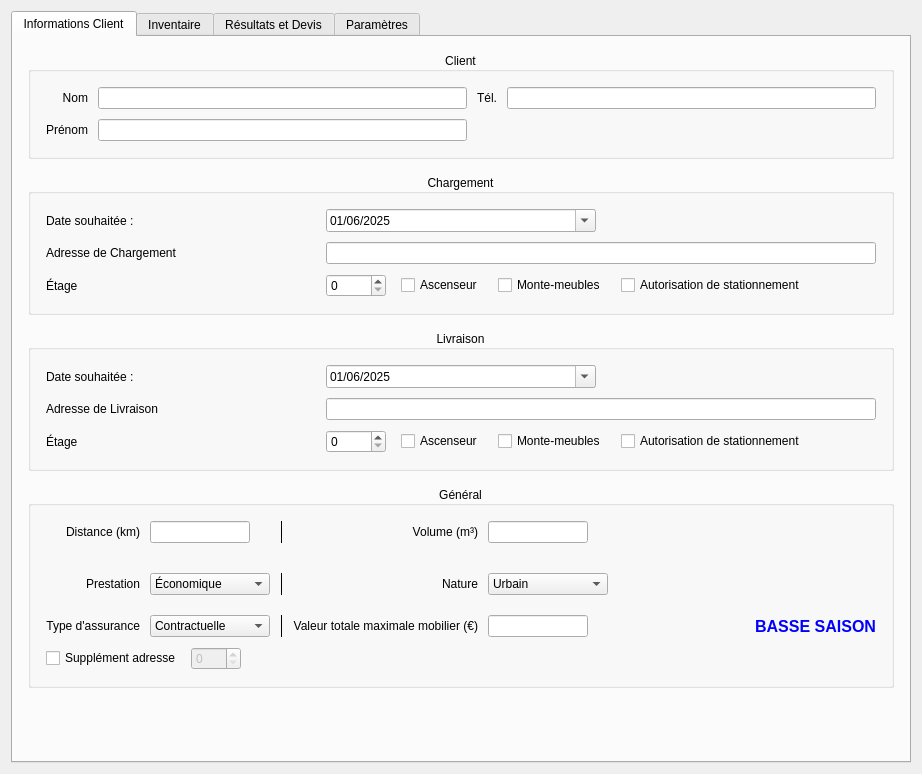
Qt form DevisMaker/src/ui/MainWindow.ui (Andreas-Chatti/DevisMaker) before a commit.
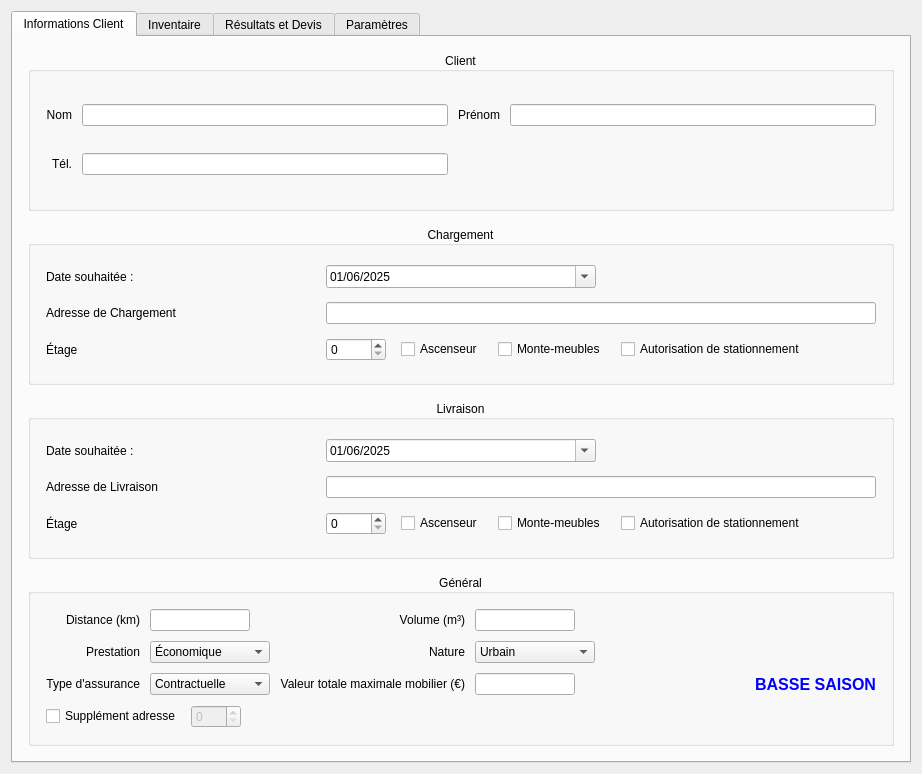
The same form after that commit. The open tabs and pages were chosen to show the change.

Commit message:
Refactor volume calculation and update UI layout
Updated `calculateAverageVolume` to use a constant for the file path in `InventoryAnalyzer.cpp`. Added `REFERENCE_FILE_NAME` constant in `InventoryAnalyzer.h`. Significant restructuring of `MainWindow.ui`, restoring the `MainWindowClass` and modifying various widgets and layouts for improved organization and functionality.

What changed in the file:
```diff
--- a/DevisMaker/src/ui/MainWindow.ui
+++ b/DevisMaker/src/ui/MainWindow.ui
@@ -51,10 +51,8 @@
 							<number>1</number>
 						</property>
 						<property name="currentIndex">
-							<number>0</number>
-						</property>
-
-						<!-- TAB 1: INFORMATIONS CLIENT -->
+       <number>2</number>
+      </property>
 						<widget class="QWidget" name="InformationsClient">
 							<property name="enabled">
 								<bool>true</bool>
@@ -62,8 +60,6 @@
 							<attribute name="title">
 								<string>Informations Client</string>
 							</attribute>
-
-							<!-- Layout principal VBox -->
 							<layout class="QVBoxLayout" name="mainLayout">
 								<property name="spacing">
 									<number>15</number>
@@ -80,8 +76,6 @@
 								<property name="bottomMargin">
 									<number>15</number>
 								</property>
-
-								<!-- GROUPE CLIENT -->
 								<item>
 									<widget class="QGroupBox" name="groupBox_3">
 										<property name="title">
@@ -106,51 +100,47 @@
 											<property name="spacing">
 												<number>10</number>
 											</property>
-
-											<!-- Ligne 1: Nom et Téléphone -->
+           <item row="0" column="1">
+            <widget class="QLineEdit" name="nomLineEdit">
+             <property name="enabled">
+              <bool>true</bool>
+             </property>
+            </widget>
+           </item>
 											<item row="0" column="0">
 												<widget class="QLabel" name="nomLabel">
 													<property name="text">
 														<string>Nom</string>
 													</property>
 													<property name="alignment">
-														<set>Qt::AlignmentFlag::AlignRight|Qt::AlignmentFlag::AlignVCenter</set>
+              <set>Qt::AlignmentFlag::AlignRight|Qt::AlignmentFlag::AlignTrailing|Qt::AlignmentFlag::AlignVCenter</set>
 													</property>
 												</widget>
 											</item>
-											<item row="0" column="1">
-												<widget class="QLineEdit" name="nomLineEdit">
-													<property name="enabled">
-														<bool>true</bool>
-													</property>
-												</widget>
-											</item>
-											<item row="0" column="3">
+           <item row="1" column="0">
 												<widget class="QLabel" name="numTelLabel">
 													<property name="text">
 														<string>Tél.</string>
 													</property>
 													<property name="alignment">
-														<set>Qt::AlignmentFlag::AlignRight|Qt::AlignmentFlag::AlignVCenter</set>
+              <set>Qt::AlignmentFlag::AlignRight|Qt::AlignmentFlag::AlignTrailing|Qt::AlignmentFlag::AlignVCenter</set>
 													</property>
 												</widget>
 											</item>
-											<item row="0" column="4">
+           <item row="1" column="1">
 												<widget class="QLineEdit" name="numTelLineEdit"/>
 											</item>
-
-											<!-- Ligne 2: Prénom -->
-											<item row="1" column="0">
+           <item row="0" column="2">
 												<widget class="QLabel" name="prenomLabel">
 													<property name="text">
 														<string>Prénom</string>
 													</property>
 													<property name="alignment">
-														<set>Qt::AlignmentFlag::AlignRight|Qt::AlignmentFlag::AlignVCenter</set>
+              <set>Qt::AlignmentFlag::AlignRight|Qt::AlignmentFlag::AlignTrailing|Qt::AlignmentFlag::AlignVCenter</set>
 													</property>
 												</widget>
 											</item>
-											<item row="1" column="1">
+           <item row="0" column="3">
 												<widget class="QLineEdit" name="prenomLineEdit">
 													<property name="enabled">
 														<bool>true</bool>
@@ -160,8 +150,6 @@
 										</layout>
 									</widget>
 								</item>
-
-								<!-- GROUPE CHARGEMENT -->
 								<item>
 									<widget class="QGroupBox" name="chargementGroupBox">
 										<property name="font">
@@ -191,8 +179,6 @@
 											<property name="spacing">
 												<number>10</number>
 											</property>
-
-											<!-- Date de chargement -->
 											<item row="0" column="0">
 												<widget class="QLabel" name="departDateLabel">
 													<property name="text">
@@ -204,7 +190,7 @@
 												<widget class="QDateEdit" name="departDateEdit">
 													<property name="dateTime">
 														<datetime>
-															<hour>7</hour>
+               <hour>0</hour>
 															<minute>0</minute>
 															<second>0</second>
 															<year>2025</year>
@@ -215,7 +201,7 @@
 													<property name="maximumDateTime">
 														<datetime>
 															<hour>23</hour>
-															<minute>0</minute>
+               <minute>59</minute>
 															<second>59</second>
 															<year>2030</year>
 															<month>12</month>
@@ -224,7 +210,7 @@
 													</property>
 													<property name="minimumDateTime">
 														<datetime>
-															<hour>16</hour>
+               <hour>0</hour>
 															<minute>0</minute>
 															<second>0</second>
 															<year>2024</year>
@@ -232,16 +218,14 @@
 															<day>31</day>
 														</datetime>
 													</property>
-													<property name="calendarPopup">
-														<bool>true</bool>
-													</property>
 													<property name="displayFormat">
 														<string>dd/MM/yyyy</string>
 													</property>
-												</widget>
-											</item>
-
-											<!-- Adresse de chargement -->
+             <property name="calendarPopup">
+              <bool>true</bool>
+             </property>
+            </widget>
+           </item>
 											<item row="1" column="0">
 												<widget class="QLabel" name="adresseDepartLabel">
 													<property name="text">
@@ -252,8 +236,6 @@
 											<item row="1" column="1" colspan="2">
 												<widget class="QLineEdit" name="adresseDepartLineEdit"/>
 											</item>
-
-											<!-- Étage et options -->
 											<item row="2" column="0">
 												<widget class="QLabel" name="etageDepartLabel">
 													<property name="text">
@@ -268,9 +250,6 @@
 													</property>
 													<item>
 														<widget class="QSpinBox" name="etageDepartSpinBox">
-															<property name="maximum">
-																<number>20</number>
-															</property>
 															<property name="minimumSize">
 																<size>
 																	<width>60</width>
@@ -283,6 +262,9 @@
 																	<height>16777215</height>
 																</size>
 															</property>
+               <property name="maximum">
+                <number>20</number>
+               </property>
 														</widget>
 													</item>
 													<item>
@@ -324,8 +306,6 @@
 										</layout>
 									</widget>
 								</item>
-
-								<!-- GROUPE LIVRAISON -->
 								<item>
 									<widget class="QGroupBox" name="groupBox_2">
 										<property name="title">
@@ -350,8 +330,6 @@
 											<property name="spacing">
 												<number>10</number>
 											</property>
-
-											<!-- Date de livraison -->
 											<item row="0" column="0">
 												<widget class="QLabel" name="livraisonDateLabel">
 													<property name="text">
@@ -363,7 +341,7 @@
 												<widget class="QDateEdit" name="livraisonDateEdit">
 													<property name="dateTime">
 														<datetime>
-															<hour>17</hour>
+               <hour>0</hour>
 															<minute>0</minute>
 															<second>0</second>
 															<year>2025</year>
@@ -373,7 +351,7 @@
 													</property>
 													<property name="maximumDateTime">
 														<datetime>
-															<hour>19</hour>
+               <hour>23</hour>
 															<minute>59</minute>
 															<second>59</second>
 															<year>2030</year>
@@ -383,7 +361,7 @@
 													</property>
 													<property name="minimumDateTime">
 														<datetime>
-															<hour>21</hour>
+               <hour>0</hour>
 															<minute>0</minute>
 															<second>0</second>
 															<year>2024</year>
@@ -391,16 +369,14 @@
 															<day>31</day>
 														</datetime>
 													</property>
-													<property name="calendarPopup">
-														<bool>true</bool>
-													</property>
 													<property name="displayFormat">
 														<string>dd/MM/yyyy</string>
 													</property>
-												</widget>
-											</item>
-
-											<!-- Adresse de livraison -->
+             <property name="calendarPopup">
+              <bool>true</bool>
+             </property>
+            </widget>
+           </item>
 											<item row="1" column="0">
 												<widget class="QLabel" name="adresseLivraisonLabel">
 													<property name="text">
@@ -411,8 +387,6 @@
 											<item row="1" column="1" colspan="2">
 												<widget class="QLineEdit" name="adresseLivraisonLineEdit"/>
 											</item>
-
-											<!-- Étage et options -->
 											<item row="2" column="0">
 												<widget class="QLabel" name="etageLivraisonLabel">
 													<property name="text">
@@ -427,9 +401,6 @@
 													</property>
 													<item>
 														<widget class="QSpinBox" name="etageLivraisonSpinBox">
-															<property name="maximum">
-																<number>20</number>
-															</property>
 															<property name="minimumSize">
 																<size>
 																	<width>60</width>
@@ -442,6 +413,9 @@
 																	<height>16777215</height>
 																</size>
 															</property>
+               <property name="maximum">
+                <number>20</number>
+               </property>
 														</widget>
 													</item>
 													<item>
@@ -483,8 +457,6 @@
 										</layout>
 									</widget>
 								</item>
-
-								<!-- GROUPE GÉNÉRAL -->
 								<item>
 									<widget class="QGroupBox" name="gridGroupBox">
 										<property name="title">
@@ -509,55 +481,138 @@
 											<property name="spacing">
 												<number>10</number>
 											</property>
-
-											<!-- Ligne 1: Distance et Volume -->
-											<item row="0" column="0">
-												<widget class="QLabel" name="distanceLabel">
-													<property name="text">
-														<string>Distance (km)</string>
-													</property>
-													<property name="alignment">
-														<set>Qt::AlignmentFlag::AlignRight|Qt::AlignmentFlag::AlignVCenter</set>
-													</property>
-												</widget>
-											</item>
-											<item row="0" column="1">
-												<widget class="QLineEdit" name="distanceLineEdit">
-													<property name="minimumSize">
-														<size>
-															<width>100</width>
-															<height>0</height>
-														</size>
-													</property>
-													<property name="maximumSize">
-														<size>
-															<width>100</width>
-															<height>16777215</height>
-														</size>
-													</property>
-												</widget>
-											</item>
 											<item row="0" column="2">
-												<widget class="Line" name="line_9">
-													<property name="frameShadow">
-														<enum>QFrame::Shadow::Plain</enum>
-													</property>
-													<property name="orientation">
-														<enum>Qt::Orientation::Vertical</enum>
-													</property>
-												</widget>
-											</item>
-											<item row="0" column="3">
 												<widget class="QLabel" name="volumeLabel">
 													<property name="text">
 														<string>Volume (m³)</string>
 													</property>
 													<property name="alignment">
-														<set>Qt::AlignmentFlag::AlignRight|Qt::AlignmentFlag::AlignVCenter</set>
+              <set>Qt::AlignmentFlag::AlignRight|Qt::AlignmentFlag::AlignTrailing|Qt::AlignmentFlag::AlignVCenter</set>
 													</property>
 												</widget>
 											</item>
-											<item row="0" column="4">
+           <item row="2" column="0">
+            <widget class="QLabel" name="typeAssuranceLabel">
+             <property name="text">
+              <string>Type d'assurance</string>
+             </property>
+             <property name="alignment">
+              <set>Qt::AlignmentFlag::AlignRight|Qt::AlignmentFlag::AlignTrailing|Qt::AlignmentFlag::AlignVCenter</set>
+             </property>
+            </widget>
+           </item>
+           <item row="1" column="1">
+            <widget class="QComboBox" name="prestationComboBox">
+             <property name="minimumSize">
+              <size>
+               <width>120</width>
+               <height>0</height>
+              </size>
+             </property>
+             <property name="maximumSize">
+              <size>
+               <width>120</width>
+               <height>16777215</height>
+              </size>
+             </property>
+             <item>
+              <property name="text">
+               <string>Économique</string>
+              </property>
+             </item>
+             <item>
+              <property name="text">
+               <string>Économique +</string>
+              </property>
+             </item>
+             <item>
+              <property name="text">
+               <string>Standard</string>
+              </property>
+             </item>
+             <item>
+              <property name="text">
+               <string>Luxe</string>
+              </property>
+             </item>
+            </widget>
+           </item>
+           <item row="3" column="0" colspan="6">
+            <layout class="QHBoxLayout" name="horizontalLayout_21">
+             <property name="spacing">
+              <number>10</number>
+             </property>
+             <item>
+              <widget class="QCheckBox" name="suppAdresseCheckBox">
+               <property name="text">
+                <string>Supplément adresse</string>
+               </property>
+              </widget>
+             </item>
+             <item>
+              <widget class="QSpinBox" name="suppAdresseSpinBox">
+               <property name="enabled">
+                <bool>false</bool>
+               </property>
+               <property name="minimumSize">
+                <size>
+                 <width>50</width>
+                 <height>0</height>
+                </size>
+               </property>
+               <property name="maximumSize">
+                <size>
+                 <width>50</width>
+                 <height>16777215</height>
+                </size>
+               </property>
+               <property name="maximum">
+                <number>10</number>
+               </property>
+              </widget>
+             </item>
+             <item>
+              <spacer name="horizontalSpacer_12">
+               <property name="orientation">
+                <enum>Qt::Orientation::Horizontal</enum>
+               </property>
+               <property name="sizeHint" stdset="0">
+                <size>
+                 <width>40</width>
+                 <height>20</height>
+                </size>
+               </property>
+              </spacer>
+             </item>
+            </layout>
+           </item>
+           <item row="2" column="2">
+            <widget class="QLabel" name="valeurAssuranceLabel">
+             <property name="text">
+              <string>Valeur totale maximale mobilier (€)</string>
+             </property>
+             <property name="alignment">
+              <set>Qt::AlignmentFlag::AlignRight|Qt::AlignmentFlag::AlignTrailing|Qt::AlignmentFlag::AlignVCenter</set>
+             </property>
+            </widget>
+           </item>
+           <item row="0" column="1">
+            <widget class="QLineEdit" name="distanceLineEdit">
+             <property name="minimumSize">
+              <size>
+               <width>100</width>
+               <height>0</height>
+              </size>
+             </property>
+             <property name="maximumSize">
+              <size>
+               <width>100</width>
+               <height>16777215</height>
+              </size>
+             </property>
+            </widget>
+           </item>
+           <item row="0" column="3">
 												<widget class="QLineEdit" name="volumelineEdit">
 													<property name="minimumSize">
 														<size>
@@ -573,7 +628,17 @@
 													</property>
 												</widget>
 											</item>
-											<item row="0" column="5" rowspan="3">
+           <item row="0" column="0">
+            <widget class="QLabel" name="distanceLabel">
+             <property name="text">
+              <string>Distance (km)</string>
+             </property>
+             <property name="alignment">
+              <set>Qt::AlignmentFlag::AlignRight|Qt::AlignmentFlag::AlignTrailing|Qt::AlignmentFlag::AlignVCenter</set>
+             </property>
+            </widget>
+           </item>
+           <item row="0" column="4">
 												<spacer name="horizontalSpacer_14">
 													<property name="orientation">
 														<enum>Qt::Orientation::Horizontal</enum>
@@ -586,38 +651,18 @@
 													</property>
 												</spacer>
 											</item>
-
-											<!-- Spacer vertical 1 -->
-											<item row="1" column="0" colspan="6">
-												<spacer name="verticalSpacer_2">
-													<property name="orientation">
-														<enum>Qt::Orientation::Vertical</enum>
-													</property>
-													<property name="sizeType">
-														<enum>QSizePolicy::Policy::Fixed</enum>
-													</property>
-													<property name="sizeHint" stdset="0">
-														<size>
-															<width>20</width>
-															<height>10</height>
-														</size>
-													</property>
-												</spacer>
-											</item>
-
-											<!-- Ligne 2: Prestation et Nature -->
-											<item row="2" column="0">
+           <item row="1" column="0">
 												<widget class="QLabel" name="prestationLabel">
 													<property name="text">
 														<string>Prestation</string>
 													</property>
 													<property name="alignment">
-														<set>Qt::AlignmentFlag::AlignRight|Qt::AlignmentFlag::AlignVCenter</set>
+              <set>Qt::AlignmentFlag::AlignRight|Qt::AlignmentFlag::AlignTrailing|Qt::AlignmentFlag::AlignVCenter</set>
 													</property>
 												</widget>
 											</item>
 											<item row="2" column="1">
-												<widget class="QComboBox" name="prestationComboBox">
+            <widget class="QComboBox" name="typeAssuranceComboBox">
 													<property name="minimumSize">
 														<size>
 															<width>120</width>
@@ -632,66 +677,36 @@
 													</property>
 													<item>
 														<property name="text">
-															<string>Économique</string>
+               <string>Contractuelle</string>
 														</property>
 													</item>
 													<item>
 														<property name="text">
-															<string>Économique +</string>
-														</property>
-													</item>
-													<item>
-														<property name="text">
-															<string>Standard</string>
-														</property>
-													</item>
-													<item>
-														<property name="text">
-															<string>Luxe</string>
-														</property>
-													</item>
-												</widget>
-											</item>
-											<item row="2" column="2">
-												<widget class="Line" name="line">
-													<property name="frameShadow">
-														<enum>QFrame::Shadow::Plain</enum>
-													</property>
-													<property name="orientation">
-														<enum>Qt::Orientation::Vertical</enum>
-													</property>
-												</widget>
-											</item>
-											<item row="2" column="3">
-												<widget class="QLabel" name="natureLabel">
-													<property name="text">
-														<string>Nature</string>
-													</property>
-													<property name="alignment">
-														<set>Qt::AlignmentFlag::AlignRight|Qt::AlignmentFlag::AlignVCenter</set>
-													</property>
-												</widget>
-											</item>
-											<item row="2" column="4">
+               <string>Dommage</string>
+              </property>
+             </item>
+            </widget>
+           </item>
+           <item row="1" column="3">
 												<widget class="QComboBox" name="natureComboBox">
+             <property name="minimumSize">
+              <size>
+               <width>120</width>
+               <height>0</height>
+              </size>
+             </property>
+             <property name="maximumSize">
+              <size>
+               <width>120</width>
+               <height>16777215</height>
+              </size>
+             </property>
 													<property name="editable">
 														<bool>false</bool>
 													</property>
 													<property name="currentIndex">
 														<number>0</number>
 													</property>
-													<property name="minimumSize">
-														<size>
-															<width>120</width>
-															<height>0</height>
-														</size>
-													</property>
-													<property name="maximumSize">
-														<size>
-															<width>120</width>
-															<height>16777215</height>
-														</size>
-													</property>
 													<item>
 														<property name="text">
 															<string>Urbain</string>
@@ -709,99 +724,17 @@
 													</item>
 												</widget>
 											</item>
-
-											<!-- Spacer vertical 2 -->
-											<item row="3" column="0" colspan="6">
-												<spacer name="verticalSpacer_3">
-													<property name="orientation">
-														<enum>Qt::Orientation::Vertical</enum>
-													</property>
-													<property name="sizeType">
-														<enum>QSizePolicy::Policy::Fixed</enum>
-													</property>
-													<property name="sizeHint" stdset="0">
-														<size>
-															<width>20</width>
-															<height>10</height>
-														</size>
-													</property>
-												</spacer>
-											</item>
-
-											<!-- Ligne 3: Type d'assurance et Valeur -->
-											<item row="4" column="0">
-												<widget class="QLabel" name="typeAssuranceLabel">
+           <item row="1" column="2">
+            <widget class="QLabel" name="natureLabel">
 													<property name="text">
-														<string>Type d'assurance</string>
+              <string>Nature</string>
 													</property>
 													<property name="alignment">
-														<set>Qt::AlignmentFlag::AlignRight|Qt::AlignmentFlag::AlignVCenter</set>
+              <set>Qt::AlignmentFlag::AlignRight|Qt::AlignmentFlag::AlignTrailing|Qt::AlignmentFlag::AlignVCenter</set>
 													</property>
 												</widget>
 											</item>
-											<item row="4" column="1">
-												<widget class="QComboBox" name="typeAssuranceComboBox">
-													<property name="minimumSize">
-														<size>
-															<width>120</width>
-															<height>0</height>
-														</size>
-													</property>
-													<property name="maximumSize">
-														<size>
-															<width>120</width>
-															<height>16777215</height>
-														</size>
-													</property>
-													<item>
-														<property name="text">
-															<string>Contractuelle</string>
-														</property>
-													</item>
-													<item>
-														<property name="text">
-															<string>Dommage</string>
-														</property>
-													</item>
-												</widget>
-											</item>
-											<item row="4" column="2">
-												<widget class="Line" name="line_10">
-													<property name="frameShadow">
-														<enum>QFrame::Shadow::Plain</enum>
-													</property>
-													<property name="orientation">
-														<enum>Qt::Orientation::Vertical</enum>
-													</property>
-												</widget>
-											</item>
-											<item row="4" column="3">
-												<widget class="QLabel" name="valeurAssuranceLabel">
-													<property name="text">
-														<string>Valeur totale maximale mobilier (€)</string>
-													</property>
-													<property name="alignment">
-														<set>Qt::AlignmentFlag::AlignRight|Qt::AlignmentFlag::AlignVCenter</set>
-													</property>
-												</widget>
-											</item>
-											<item row="4" column="4">
-												<widget class="QLineEdit" name="valeurAssuranceLineEdit">
-													<property name="minimumSize">
-														<size>
-															<width>100</width>
-															<height>0</height>
-														</size>
-													</property>
-													<property name="maximumSize">
-														<size>
-															<width>100</width>
-															<height>16777215</height>
-														</size>
-													</property>
-												</widget>
-											</item>
-											<item row="4" column="6">
+           <item row="2" column="5">
 												<widget class="QLabel" name="typeSaisonLabel">
 													<property name="font">
 														<font>
@@ -816,83 +749,31 @@
 														<string>BASSE SAISON</string>
 													</property>
 													<property name="alignment">
-														<set>Qt::AlignmentFlag::AlignRight|Qt::AlignmentFlag::AlignVCenter</set>
+              <set>Qt::AlignmentFlag::AlignRight|Qt::AlignmentFlag::AlignTrailing|Qt::AlignmentFlag::AlignVCenter</set>
 													</property>
 												</widget>
 											</item>
-
-											<!-- Ligne 4: Supplément adresse -->
-											<item row="5" column="0" colspan="7">
-												<layout class="QHBoxLayout" name="horizontalLayout_21">
-													<property name="spacing">
-														<number>10</number>
-													</property>
-													<item>
-														<widget class="QCheckBox" name="suppAdresseCheckBox">
-															<property name="text">
-																<string>Supplément adresse</string>
-															</property>
-														</widget>
-													</item>
-													<item>
-														<widget class="QSpinBox" name="suppAdresseSpinBox">
-															<property name="enabled">
-																<bool>false</bool>
-															</property>
+           <item row="2" column="3">
+            <widget class="QLineEdit" name="valeurAssuranceLineEdit">
 															<property name="minimumSize">
 																<size>
-																	<width>50</width>
+               <width>100</width>
 																	<height>0</height>
 																</size>
 															</property>
 															<property name="maximumSize">
 																<size>
-																	<width>50</width>
+               <width>100</width>
 																	<height>16777215</height>
 																</size>
 															</property>
-															<property name="maximum">
-																<number>10</number>
-															</property>
-														</widget>
-													</item>
-													<item>
-														<spacer name="horizontalSpacer_12">
-															<property name="orientation">
-																<enum>Qt::Orientation::Horizontal</enum>
-															</property>
-															<property name="sizeHint" stdset="0">
-																<size>
-																	<width>40</width>
-																	<height>20</height>
-																</size>
-															</property>
-														</spacer>
-													</item>
-												</layout>
-											</item>
-										</layout>
-									</widget>
-								</item>
-
-								<!-- Spacer vertical pour pousser tout vers le haut -->
-								<item>
-									<spacer name="verticalSpacer">
-										<property name="orientation">
-											<enum>Qt::Orientation::Vertical</enum>
-										</property>
-										<property name="sizeHint" stdset="0">
-											<size>
-												<width>20</width>
-												<height>40</height>
-											</size>
-										</property>
-									</spacer>
-								</item>
-							</layout>
-						</widget>
-
-						<!-- TAB 2: INVENTAIRE -->
+            </widget>
+           </item>
+          </layout>
+         </widget>
+        </item>
+       </layout>
+      </widget>
 						<widget class="QWidget" name="Inventaire">
 							<attribute name="title">
 								<string>Inventaire</string>
@@ -926,6 +807,9 @@
 										<property name="styleSheet">
 											<string notr="true"/>
 										</property>
+          <property name="placeholderText">
+           <string/>
+          </property>
 									</widget>
 								</item>
 								<item row="3" column="0">
@@ -994,8 +878,6 @@
 								</item>
 							</layout>
 						</widget>
-
-						<!-- TAB 3: DEVIS RESULTS -->
 						<widget class="QWidget" name="DevisResults">
 							<attribute name="title">
 								<string>Résultats et Devis</string>
@@ -1139,15 +1021,11 @@
 								</item>
 							</layout>
 						</widget>
-
-						<!-- TAB 4: PARAMÈTRES -->
 						<widget class="QWidget" name="parametersTab">
 							<attribute name="title">
 								<string>Paramètres</string>
 							</attribute>
 							<layout class="QGridLayout" name="gridLayout_7">
-
-								<!-- Ligne 0: Boutons en haut -->
 								<item row="0" column="0">
 									<layout class="QHBoxLayout" name="horizontalLayout_16">
 										<item>
@@ -1238,8 +1116,6 @@
 										</item>
 									</layout>
 								</item>
-
-								<!-- Ligne 1: GROUPE PRIX 5 POSTES -->
 								<item row="1" column="0">
 									<widget class="QGroupBox" name="gridGroupBox1">
 										<property name="font">
@@ -1269,10 +1145,6 @@
 											<property name="spacing">
 												<number>10</number>
 											</property>
-
-											<!-- COLONNE GAUCHE -->
-
-											<!-- Prix camion -->
 											<item row="0" column="0">
 												<widget class="QLabel" name="prixCamionLabel">
 													<property name="text">
@@ -1303,8 +1175,6 @@
 													</property>
 												</widget>
 											</item>
-
-											<!-- Coût kilométrique -->
 											<item row="1" column="0">
 												<widget class="QLabel" name="coutKmLabel">
 													<property name="text">
@@ -1335,8 +1205,6 @@
 													</property>
 												</widget>
 											</item>
-
-											<!-- Prix emballage -->
 											<item row="2" column="0">
 												<widget class="QLabel" name="prixEmballageLabel">
 													<property name="text">
@@ -1367,8 +1235,6 @@
 													</property>
 												</widget>
 											</item>
-
-											<!-- Prix location matériel -->
 											<item row="3" column="0">
 												<widget class="QLabel" name="prixLocMatLabel">
 													<property name="text">
@@ -1399,8 +1265,6 @@
 													</property>
 												</widget>
 											</item>
-
-											<!-- Coût frais de route -->
 											<item row="4" column="0">
 												<widget class="QLabel" name="coutFraisRouteLabel_2">
 													<property name="text">
@@ -1431,10 +1295,6 @@
 													</property>
 												</widget>
 											</item>
-
-											<!-- COLONNE DROITE -->
-
-											<!-- Main d'œuvre -->
 											<item row="0" column="4">
 												<widget class="QLabel" name="moLabel">
 													<property name="text">
@@ -1465,8 +1325,6 @@
 													</property>
 												</widget>
 											</item>
-
-											<!-- Frais stationnement -->
 											<item row="1" column="4">
 												<widget class="QLabel" name="fraisStatLabel">
 													<property name="text">
@@ -1497,8 +1355,6 @@
 													</property>
 												</widget>
 											</item>
-
-											<!-- Monte-Meubles -->
 											<item row="2" column="4">
 												<widget class="QLabel" name="MMeublesLabel">
 													<property name="text">
@@ -1529,8 +1385,6 @@
 													</property>
 												</widget>
 											</item>
-
-											<!-- Supplément PAR adresse -->
 											<item row="3" column="4">
 												<widget class="QLabel" name="suppAdresseLabel">
 													<property name="text">
@@ -1564,8 +1418,6 @@
 										</layout>
 									</widget>
 								</item>
-
-								<!-- Ligne 2: GROUPE PRIX DU MÈTRE CUBE -->
 								<item row="2" column="0">
 									<widget class="QGroupBox" name="groupBox_4">
 										<property name="sizePolicy">
@@ -1591,8 +1443,6 @@
 											<property name="spacing">
 												<number>20</number>
 											</property>
-
-											<!-- SOUS-GROUPE PRIX ROUTE -->
 											<item>
 												<widget class="QGroupBox" name="groupBox_5">
 													<property name="font">
@@ -1624,8 +1474,6 @@
 														<property name="spacing">
 															<number>10</number>
 														</property>
-
-														<!-- 150 à 400 kms -->
 														<item row="0" column="0">
 															<widget class="QLabel" name="prix150_400Label">
 																<property name="text">
@@ -1656,8 +1504,6 @@
 																</property>
 															</widget>
 														</item>
-
-														<!-- 401 à 600 kms -->
 														<item row="1" column="0">
 															<widget class="QLabel" name="prix401_600Label">
 																<property name="text">
@@ -1688,8 +1534,6 @@
 																</property>
 															</widget>
 														</item>
-
-														<!-- 601 à 760 kms -->
 														<item row="2" column="0">
 															<widget class="QLabel" name="prix601_760Label">
 																<property name="text">
@@ -1720,8 +1564,6 @@
 																</property>
 															</widget>
 														</item>
-
-														<!-- 761 à 900 kms -->
 														<item row="3" column="0">
 															<widget class="QLabel" name="prix761_900Label">
 																<property name="text">
@@ -1752,8 +1594,6 @@
 																</property>
 															</widget>
 														</item>
-
-														<!-- +900 kms -->
 														<item row="4" column="0">
 															<widget class="QLabel" name="prix901PlusLabel">
 																<property name="text">
@@ -1787,8 +1627,6 @@
 													</layout>
 												</widget>
 											</item>
-
-											<!-- SOUS-GROUPE PRIX URBAIN -->
 											<item>
 												<widget class="QGroupBox" name="groupBox_6">
 													<property name="title">
@@ -1813,8 +1651,6 @@
 														<property name="spacing">
 															<number>10</number>
 														</property>
-
-														<!-- Économique -->
 														<item row="0" column="0">
 															<widget class="QLabel" name="prixm3EcoLabel">
 																<property name="text">
@@ -1845,8 +1681,6 @@
 																</property>
 															</widget>
 														</item>
-
-														<!-- Économique plus -->
 														<item row="1" column="0">
 															<widget class="QLabel" name="prixm3EcoPlusLabel">
 																<property name="text">
@@ -1877,8 +1711,6 @@
 																</property>
 															</widget>
 														</item>
-
-														<!-- Standard -->
 														<item row="2" column="0">
 															<widget class="QLabel" name="prixm3StandardLabel">
 																<property name="text">
@@ -1909,8 +1741,6 @@
 																</property>
 															</widget>
 														</item>
-
-														<!-- Luxe -->
 														<item row="3" column="0">
 															<widget class="QLabel" name="prixm3LuxeLabel">
 																<property name="text">
```
Left out of the diff: 1 changed line with no effect on the pictures. Lines whose indentation alone changed are shown as unchanged. The commit also changes 2 other files.
